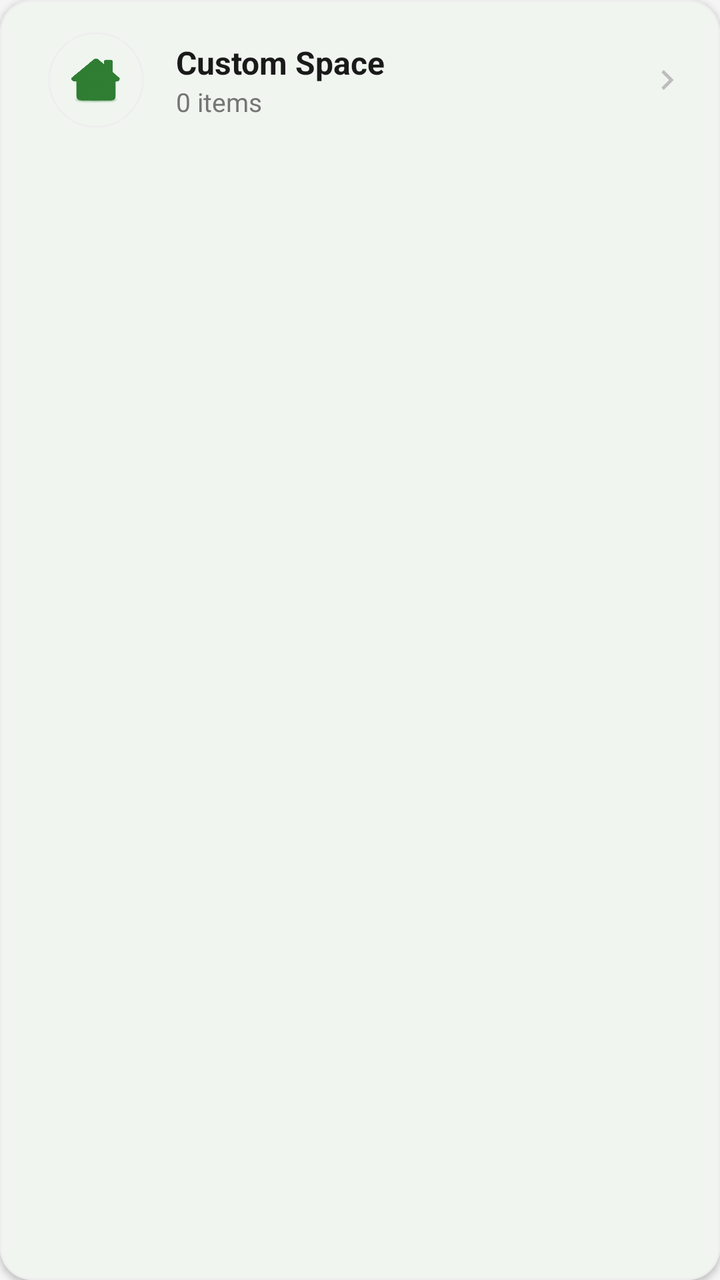
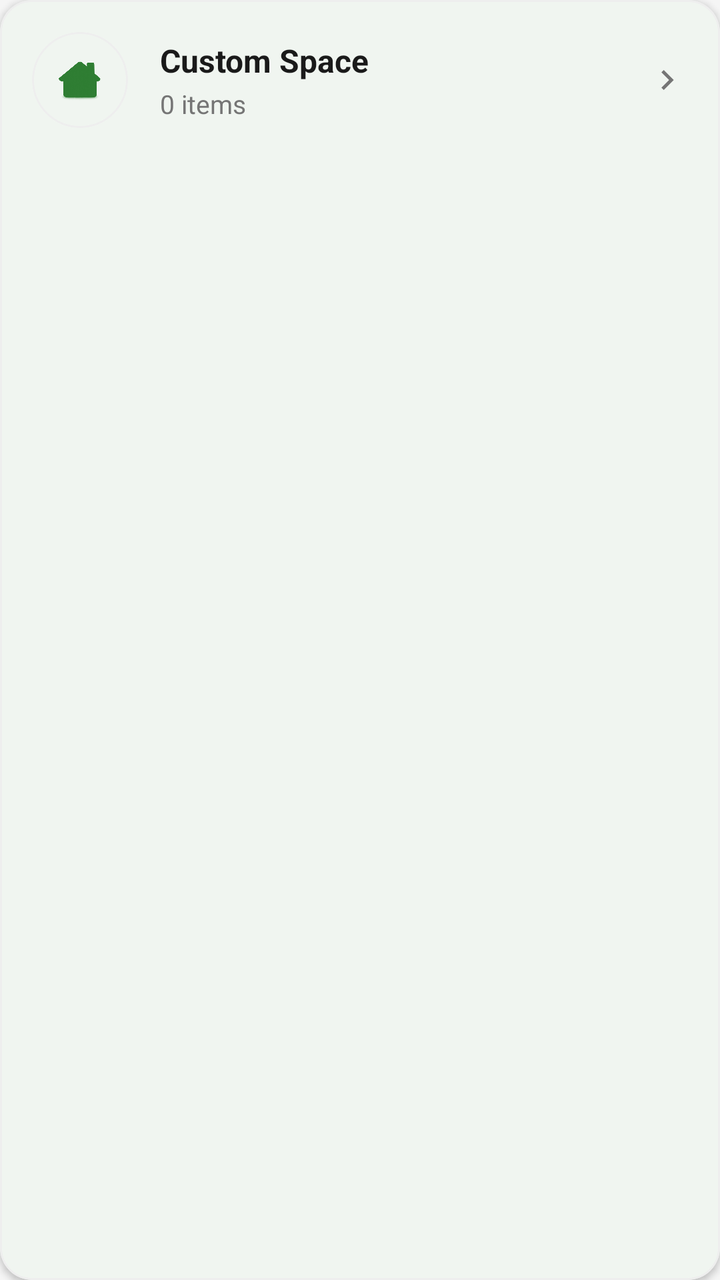

Compare the two renders of this Android layout. The source of the first and the diff that turns it into the second are given below.
<!-- AndroidManifest.xml: application theme Theme.FridgeWise -->
<!-- res/layout/item_custom_space.xml -->
<?xml version="1.0" encoding="utf-8"?>
<com.google.android.material.card.MaterialCardView xmlns:android="http://schemas.android.com/apk/res/android"
    xmlns:app="http://schemas.android.com/apk/res-auto"
    xmlns:tools="http://schemas.android.com/tools"
    android:id="@+id/cardCustomSpace"
    android:layout_width="match_parent"
    android:layout_height="wrap_content"
    android:layout_marginTop="12dp"
    android:clickable="true"
    android:focusable="true"
    android:foreground="?attr/selectableItemBackground"
    app:cardBackgroundColor="@color/surface_card"
    app:cardCornerRadius="16dp"
    app:cardElevation="2dp"
    app:strokeColor="@color/divider_color"
    app:strokeWidth="1dp">

    <RelativeLayout
        android:layout_width="match_parent"
        android:layout_height="wrap_content"
        android:padding="16dp">

        <View
            android:id="@+id/viewColorAccent"
            android:layout_width="4dp"
            android:layout_height="40dp"
            android:layout_alignParentStart="true"
            android:layout_centerVertical="true"
            android:background="@color/green_primary"
            android:visibility="gone"
            tools:visibility="visible"/>

        <com.google.android.material.card.MaterialCardView
            android:id="@+id/iconContainer"
            android:layout_width="48dp"
            android:layout_height="48dp"
            android:layout_centerVertical="true"
            android:layout_marginStart="8dp"
            android:layout_toEndOf="@id/viewColorAccent"
            app:cardCornerRadius="24dp"
            app:cardElevation="0dp"
            app:cardBackgroundColor="@color/bg_secondary"
            app:strokeWidth="1dp"
            app:strokeColor="@color/divider_color">

            <ImageView
                android:id="@+id/iconSpace"
                android:layout_width="28dp"
                android:layout_height="28dp"
                android:layout_gravity="center"
                android:src="@drawable/v02_img_icons_household"
                app:tint="@color/green_primary" />
        </com.google.android.material.card.MaterialCardView>

        <LinearLayout
            android:layout_width="wrap_content"
            android:layout_height="wrap_content"
            android:layout_centerVertical="true"
            android:layout_marginStart="16dp"
            android:layout_toEndOf="@id/iconContainer"
            android:orientation="vertical">

            <TextView
                android:id="@+id/tvSpaceName"
                android:layout_width="wrap_content"
                android:layout_height="wrap_content"
                android:text="Custom Space"
                android:textColor="@color/text_primary"
                android:textSize="16sp"
                android:textStyle="bold" />

            <TextView
                android:id="@+id/tvSpaceItemCount"
                android:layout_width="wrap_content"
                android:layout_height="wrap_content"
                android:text="0 items"
                android:textColor="@color/text_secondary"
                android:textSize="13sp" />
        </LinearLayout>

        <ImageView
            android:layout_width="20dp"
            android:layout_height="20dp"
            android:layout_alignParentEnd="true"
            android:layout_centerVertical="true"
            android:src="@drawable/outline_chevron_right_24"
            app:tint="@color/text_light" />
    </RelativeLayout>
</com.google.android.material.card.MaterialCardView>
<!-- resources referenced by this layout -->
<resources>
  <color name="bg_secondary">#FFFFFF</color>
  <color name="divider_color">#EEEEEE</color>
  <color name="green_primary">#2E7D32</color>
  <color name="surface_card">#FFFFFF</color>
  <color name="text_light">#BDBDBD</color>
  <color name="text_primary">#1A1A1A</color>
  <color name="text_secondary">#757575</color>
  <!-- drawable outline_chevron_right_24 (drawable) -->
  <vector xmlns:android="http://schemas.android.com/apk/res/android" android:autoMirrored="true" android:height="24dp" android:tint="#2A2D35" android:viewportHeight="960" android:viewportWidth="960" android:width="24dp">
        
      <path android:fillColor="@android:color/white" android:pathData="M504,480L320,296L376,240L616,480L376,720L320,664L504,480Z"/>
      
  </vector>
  <!-- drawable v02_img_icons_household: png bitmap (drawable, 114855 bytes) -->
  <style name="Theme.FridgeWise" parent="Base.Theme.FridgeWise" />
  <style name="Base.Theme.FridgeWise" parent="Theme.Material3.DayNight.NoActionBar">
          
          <item name="colorPrimary">@color/green_primary</item>
          <item name="android:windowBackground">@color/bg_primary</item>
          <item name="colorSurface">@color/bg_secondary</item>
          <item name="colorOnSurface">@color/text_primary</item>
      </style>
  <color name="bg_primary">#F5F5F5</color>
</resources>

<!-- the commit's change to res/layout/item_custom_space.xml (unified diff, before → after) -->
@@ -1,10 +1,11 @@
 <?xml version="1.0" encoding="utf-8"?>
 <com.google.android.material.card.MaterialCardView xmlns:android="http://schemas.android.com/apk/res/android"
     xmlns:app="http://schemas.android.com/apk/res-auto"
-    xmlns:tools="http://schemas.android.com/tools"
     android:id="@+id/cardCustomSpace"
     android:layout_width="match_parent"
     android:layout_height="wrap_content"
+    android:layout_marginHorizontal="0dp"
+    android:layout_marginVertical="6dp"
     android:layout_marginTop="12dp"
     android:clickable="true"
     android:focusable="true"
@@ -27,15 +28,13 @@
             android:layout_alignParentStart="true"
             android:layout_centerVertical="true"
             android:background="@color/green_primary"
-            android:visibility="gone"
-            tools:visibility="visible"/>
+            android:visibility="gone" />
 
         <com.google.android.material.card.MaterialCardView
             android:id="@+id/iconContainer"
             android:layout_width="48dp"
             android:layout_height="48dp"
             android:layout_centerVertical="true"
-            android:layout_marginStart="8dp"
             android:layout_toEndOf="@id/viewColorAccent"
             app:cardCornerRadius="24dp"
             app:cardElevation="0dp"
@@ -45,8 +44,8 @@
 
             <ImageView
                 android:id="@+id/iconSpace"
-                android:layout_width="28dp"
-                android:layout_height="28dp"
+                android:layout_width="24dp"
+                android:layout_height="24dp"
                 android:layout_gravity="center"
                 android:src="@drawable/v02_img_icons_household"
                 app:tint="@color/green_primary" />
@@ -73,6 +72,7 @@
                 android:id="@+id/tvSpaceItemCount"
                 android:layout_width="wrap_content"
                 android:layout_height="wrap_content"
+                android:layout_marginTop="2dp"
                 android:text="0 items"
                 android:textColor="@color/text_secondary"
                 android:textSize="13sp" />
@@ -84,6 +84,6 @@
             android:layout_alignParentEnd="true"
             android:layout_centerVertical="true"
             android:src="@drawable/outline_chevron_right_24"
-            app:tint="@color/text_light" />
+            app:tint="@color/text_secondary" />
     </RelativeLayout>
 </com.google.android.material.card.MaterialCardView>
<!-- resource entries referenced after the edit -->
@@ -4,7 +4,6 @@
   <color name="divider_color">#EEEEEE</color>
   <color name="green_primary">#2E7D32</color>
   <color name="surface_card">#FFFFFF</color>
-  <color name="text_light">#BDBDBD</color>
   <color name="text_primary">#1A1A1A</color>
   <color name="text_secondary">#757575</color>
   <!-- drawable outline_chevron_right_24 (drawable) -->
